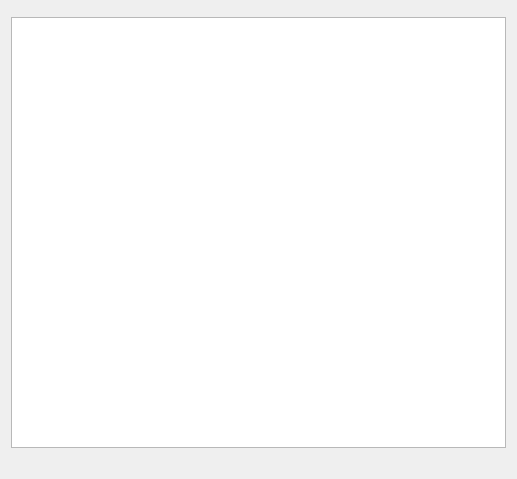
First picture: the form in drkonqi/ui/assistantpage_bugzilla_duplicates_dialog.ui, repository KDE/kde-runtime, before the edit.
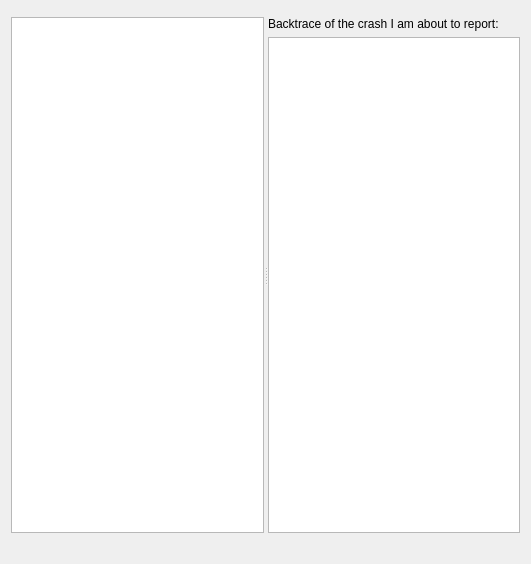
Second picture: the form after the edit. Custom widgets are drawn as their Qt base class.

Commit message: Show backtrace side-to-side in the dialog that shows current reported bugs at BKO Enlarge that dialog to 800x600 and save/restore it from config file.

The edit to the form file:
```diff
--- a/drkonqi/ui/assistantpage_bugzilla_duplicates_dialog.ui
+++ b/drkonqi/ui/assistantpage_bugzilla_duplicates_dialog.ui
@@ -6,8 +6,8 @@
    <rect>
     <x>0</x>
     <y>0</y>
-    <width>517</width>
-    <height>479</height>
+    <width>531</width>
+    <height>564</height>
    </rect>
   </property>
   <property name="minimumSize">
@@ -16,15 +16,47 @@
     <height>300</height>
    </size>
   </property>
-  <layout class="QVBoxLayout" name="verticalLayout">
+  <layout class="QVBoxLayout" name="verticalLayout_2">
    <item>
-    <widget class="StatusWidget" name="m_statusWidget" native="true"/>
+    <widget class="StatusWidget" name="m_statusWidget" native="true">
+     <property name="sizePolicy">
+      <sizepolicy hsizetype="Preferred" vsizetype="Maximum">
+       <horstretch>0</horstretch>
+       <verstretch>0</verstretch>
+      </sizepolicy>
+     </property>
+    </widget>
    </item>
    <item>
-    <widget class="KTextBrowser" name="m_infoBrowser"/>
+    <widget class="QSplitter" name="splitter">
+     <property name="orientation">
+      <enum>Qt::Horizontal</enum>
+     </property>
+     <widget class="KTextBrowser" name="m_infoBrowser"/>
+     <widget class="QWidget" name="layoutWidget">
+      <layout class="QVBoxLayout" name="verticalLayout">
+       <item>
+        <widget class="QLabel" name="m_backtraceTitleLabel">
+         <property name="text">
+          <string comment="@label:textbox">Backtrace of the crash I am about to report:</string>
+         </property>
+        </widget>
+       </item>
+       <item>
+        <widget class="KTextBrowser" name="m_backtraceBrowser"/>
+       </item>
+      </layout>
+     </widget>
+    </widget>
    </item>
    <item>
     <widget class="QLabel" name="m_linkLabel">
+     <property name="sizePolicy">
+      <sizepolicy hsizetype="Preferred" vsizetype="Maximum">
+       <horstretch>0</horstretch>
+       <verstretch>0</verstretch>
+      </sizepolicy>
+     </property>
      <property name="wordWrap">
       <bool>true</bool>
      </property>
```
The commit also changes 4 other files.
